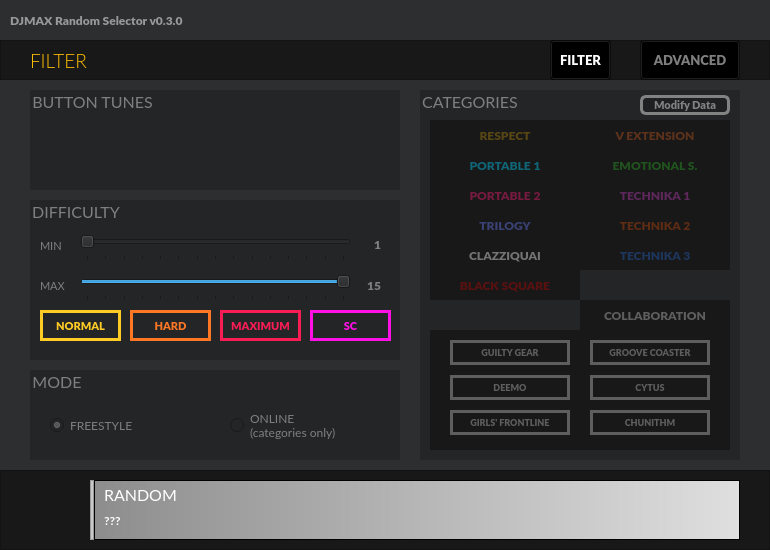
Qt form selector_ui.ui (wowvv0w/djmax-random-selector) before a commit.
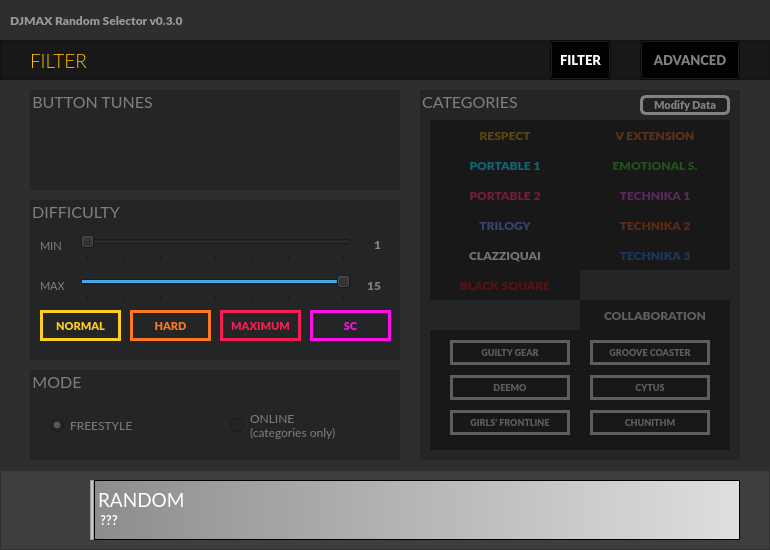
The same form after that commit. Icons and pictures are not drawn.

Patch:
```diff
--- a/selector_ui.ui
+++ b/selector_ui.ui
@@ -1704,8 +1704,7 @@
      </rect>
     </property>
     <property name="styleSheet">
-     <string notr="true">background-color: #181819;
-color: #7f7f7f;</string>
+     <string notr="true">background-color: #3d3e3f;</string>
     </property>
     <property name="frameShape">
      <enum>QFrame::StyledPanel</enum>
@@ -1734,16 +1733,16 @@
      <widget class="QLabel" name="selectedTitle">
       <property name="geometry">
        <rect>
-        <x>10</x>
-        <y>0</y>
-        <width>361</width>
+        <x>4</x>
+        <y>5</y>
+        <width>400</width>
         <height>30</height>
        </rect>
       </property>
       <property name="font">
        <font>
         <family>Lato</family>
-        <pointsize>12</pointsize>
+        <pointsize>14</pointsize>
        </font>
       </property>
       <property name="styleSheet">
@@ -1757,15 +1756,16 @@
      <widget class="QLabel" name="selectedArtist">
       <property name="geometry">
        <rect>
-        <x>10</x>
-        <y>30</y>
-        <width>241</width>
+        <x>6</x>
+        <y>29</y>
+        <width>400</width>
         <height>21</height>
        </rect>
       </property>
       <property name="font">
        <font>
         <family>Lato</family>
+        <pointsize>10</pointsize>
         <weight>75</weight>
         <bold>true</bold>
        </font>
@@ -1781,8 +1781,8 @@
      <widget class="QLabel" name="selectedBtSt">
       <property name="geometry">
        <rect>
-        <x>500</x>
-        <y>15</y>
+        <x>520</x>
+        <y>19</y>
         <width>112</width>
         <height>22</height>
        </rect>
```
